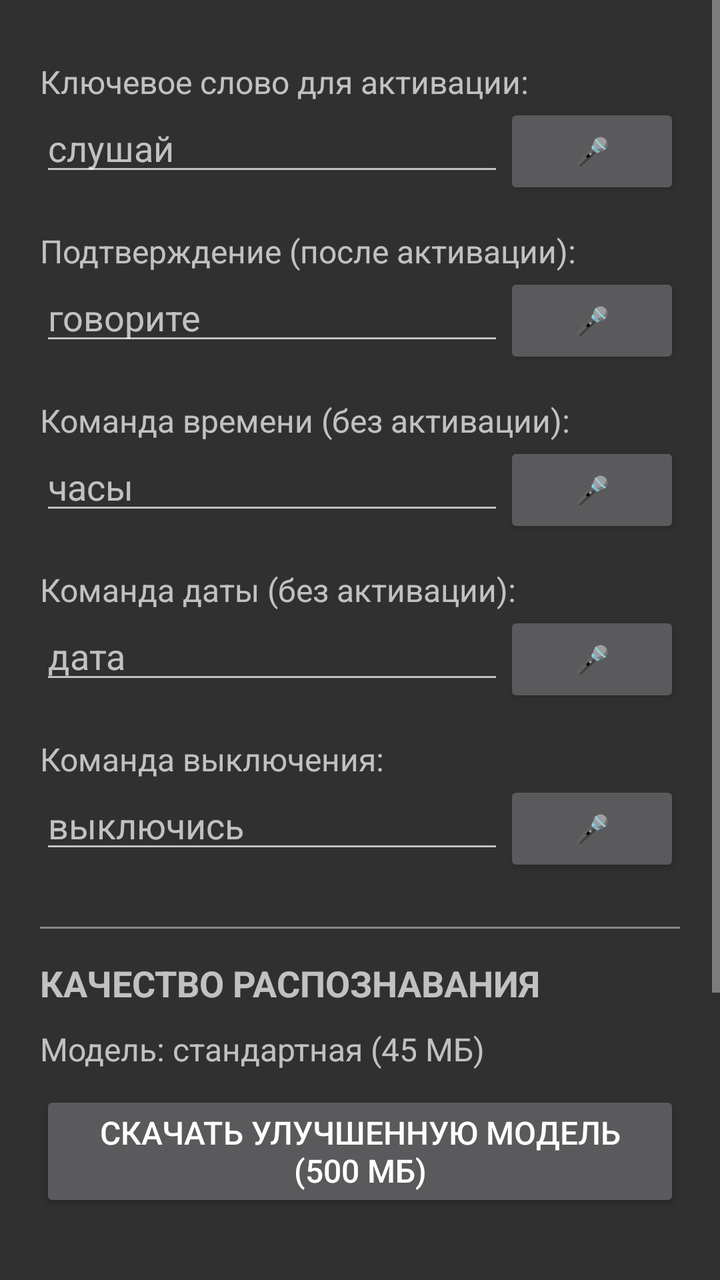
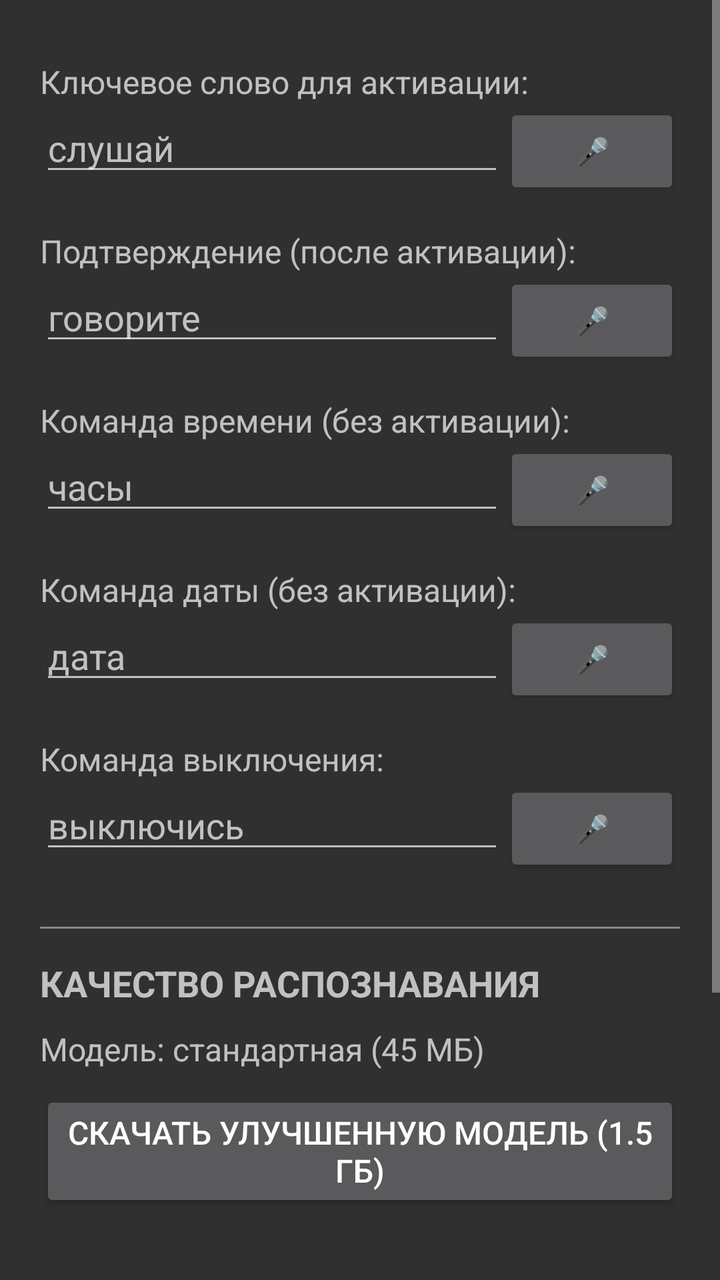

Two renders of the same Android screen: before a commit and after it. Below are the layout's source before the change and the commit's diff.
<!-- AndroidManifest.xml: application theme Theme.AppCompat.NoActionBar -->
<!-- res/layout/activity_settings.xml -->
<?xml version="1.0" encoding="utf-8"?>
<ScrollView xmlns:android="http://schemas.android.com/apk/res/android"
    android:layout_width="match_parent"
    android:layout_height="match_parent">

    <LinearLayout
        android:layout_width="match_parent"
        android:layout_height="wrap_content"
        android:orientation="vertical"
        android:padding="20dp">

        <TextView
            android:layout_width="match_parent"
            android:layout_height="wrap_content"
            android:text="Ключевое слово для активации:"
            android:textSize="16sp"
            android:paddingTop="10dp" />

        <LinearLayout
            android:layout_width="match_parent"
            android:layout_height="wrap_content"
            android:orientation="horizontal">

            <EditText
                android:id="@+id/editActivation"
                android:layout_width="0dp"
                android:layout_height="wrap_content"
                android:layout_weight="1"
                android:hint="слушай"
                android:textSize="18sp" />

            <Button
                android:id="@+id/btnRecordActivation"
                android:layout_width="wrap_content"
                android:layout_height="wrap_content"
                android:text="🎤" />
        </LinearLayout>

        <TextView
            android:layout_width="match_parent"
            android:layout_height="wrap_content"
            android:text="Подтверждение (после активации):"
            android:textSize="16sp"
            android:paddingTop="15dp" />

        <LinearLayout
            android:layout_width="match_parent"
            android:layout_height="wrap_content"
            android:orientation="horizontal">

            <EditText
                android:id="@+id/editConfirm"
                android:layout_width="0dp"
                android:layout_height="wrap_content"
                android:layout_weight="1"
                android:hint="говорите"
                android:textSize="18sp" />

            <Button
                android:id="@+id/btnRecordConfirm"
                android:layout_width="wrap_content"
                android:layout_height="wrap_content"
                android:text="🎤" />
        </LinearLayout>

        <TextView
            android:layout_width="match_parent"
            android:layout_height="wrap_content"
            android:text="Команда времени (без активации):"
            android:textSize="16sp"
            android:paddingTop="15dp" />

        <LinearLayout
            android:layout_width="match_parent"
            android:layout_height="wrap_content"
            android:orientation="horizontal">

            <EditText
                android:id="@+id/editTime"
                android:layout_width="0dp"
                android:layout_height="wrap_content"
                android:layout_weight="1"
                android:hint="часы"
                android:textSize="18sp" />

            <Button
                android:id="@+id/btnRecordTime"
                android:layout_width="wrap_content"
                android:layout_height="wrap_content"
                android:text="🎤" />
        </LinearLayout>

        <TextView
            android:layout_width="match_parent"
            android:layout_height="wrap_content"
            android:text="Команда даты (без активации):"
            android:textSize="16sp"
            android:paddingTop="15dp" />

        <LinearLayout
            android:layout_width="match_parent"
            android:layout_height="wrap_content"
            android:orientation="horizontal">

            <EditText
                android:id="@+id/editDate"
                android:layout_width="0dp"
                android:layout_height="wrap_content"
                android:layout_weight="1"
                android:hint="дата"
                android:textSize="18sp" />

            <Button
                android:id="@+id/btnRecordDate"
                android:layout_width="wrap_content"
                android:layout_height="wrap_content"
                android:text="🎤" />
        </LinearLayout>

        <TextView
            android:layout_width="match_parent"
            android:layout_height="wrap_content"
            android:text="Команда выключения:"
            android:textSize="16sp"
            android:paddingTop="15dp" />

        <LinearLayout
            android:layout_width="match_parent"
            android:layout_height="wrap_content"
            android:orientation="horizontal">

            <EditText
                android:id="@+id/editShutdown"
                android:layout_width="0dp"
                android:layout_height="wrap_content"
                android:layout_weight="1"
                android:hint="выключись"
                android:textSize="18sp" />

            <Button
                android:id="@+id/btnRecordShutdown"
                android:layout_width="wrap_content"
                android:layout_height="wrap_content"
                android:text="🎤" />
        </LinearLayout>

        <View
            android:layout_width="match_parent"
            android:layout_height="1dp"
            android:layout_marginTop="25dp"
            android:background="#888888" />

        <TextView
            android:layout_width="match_parent"
            android:layout_height="wrap_content"
            android:layout_marginTop="15dp"
            android:text="КАЧЕСТВО РАСПОЗНАВАНИЯ"
            android:textSize="18sp"
            android:textStyle="bold" />

        <TextView
            android:id="@+id/modelStatusText"
            android:layout_width="match_parent"
            android:layout_height="wrap_content"
            android:layout_marginTop="10dp"
            android:text="Модель: стандартная (45 МБ)"
            android:textSize="16sp" />

        <Button
            android:id="@+id/btnDownloadLarge"
            android:layout_width="match_parent"
            android:layout_height="wrap_content"
            android:layout_marginTop="10dp"
            android:text="СКАЧАТЬ УЛУЧШЕННУЮ МОДЕЛЬ (500 МБ)"
            android:textSize="16sp" />

        <Button
            android:id="@+id/btnToggleLarge"
            android:layout_width="match_parent"
            android:layout_height="wrap_content"
            android:layout_marginTop="5dp"
            android:text="Использовать улучшенную модель"
            android:textSize="16sp"
            android:visibility="gone" />

        <Button
            android:id="@+id/btnDeleteLarge"
            android:layout_width="match_parent"
            android:layout_height="wrap_content"
            android:layout_marginTop="5dp"
            android:text="УДАЛИТЬ УЛУЧШЕННУЮ МОДЕЛЬ"
            android:textSize="16sp"
            android:visibility="gone" />

        <TextView
            android:id="@+id/statusText"
            android:layout_width="match_parent"
            android:layout_height="wrap_content"
            android:layout_marginTop="20dp"
            android:text=""
            android:textSize="18sp"
            android:textStyle="bold"
            android:textColor="#0066CC" />

        <Button
            android:id="@+id/btnSave"
            android:layout_width="match_parent"
            android:layout_height="60dp"
            android:layout_marginTop="25dp"
            android:text="СОХРАНИТЬ"
            android:textSize="18sp" />

        <Button
            android:id="@+id/btnBack"
            android:layout_width="match_parent"
            android:layout_height="60dp"
            android:layout_marginTop="10dp"
            android:text="НАЗАД"
            android:textSize="18sp" />

    </LinearLayout>
</ScrollView>
<!-- resources referenced by this layout -->
<resources>

</resources>

<!-- the commit's change to res/layout/activity_settings.xml (unified diff, before → after) -->
@@ -171,7 +171,7 @@
             android:layout_width="match_parent"
             android:layout_height="wrap_content"
             android:layout_marginTop="10dp"
-            android:text="СКАЧАТЬ УЛУЧШЕННУЮ МОДЕЛЬ (500 МБ)"
+            android:text="СКАЧАТЬ УЛУЧШЕННУЮ МОДЕЛЬ (1.5 ГБ)"
             android:textSize="16sp" />
 
         <Button
